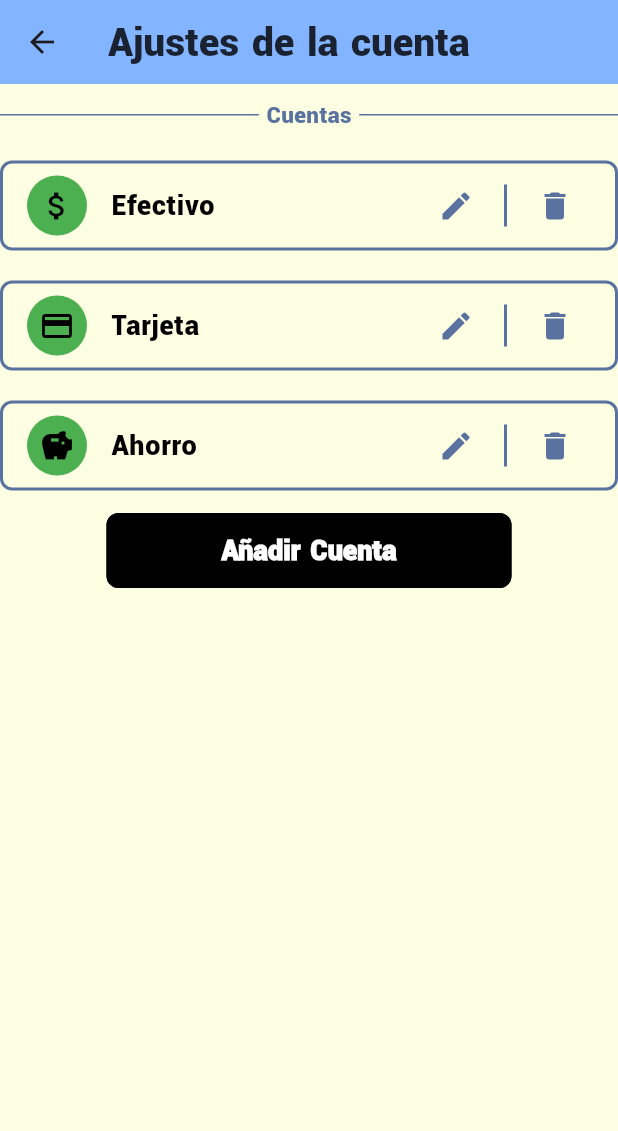
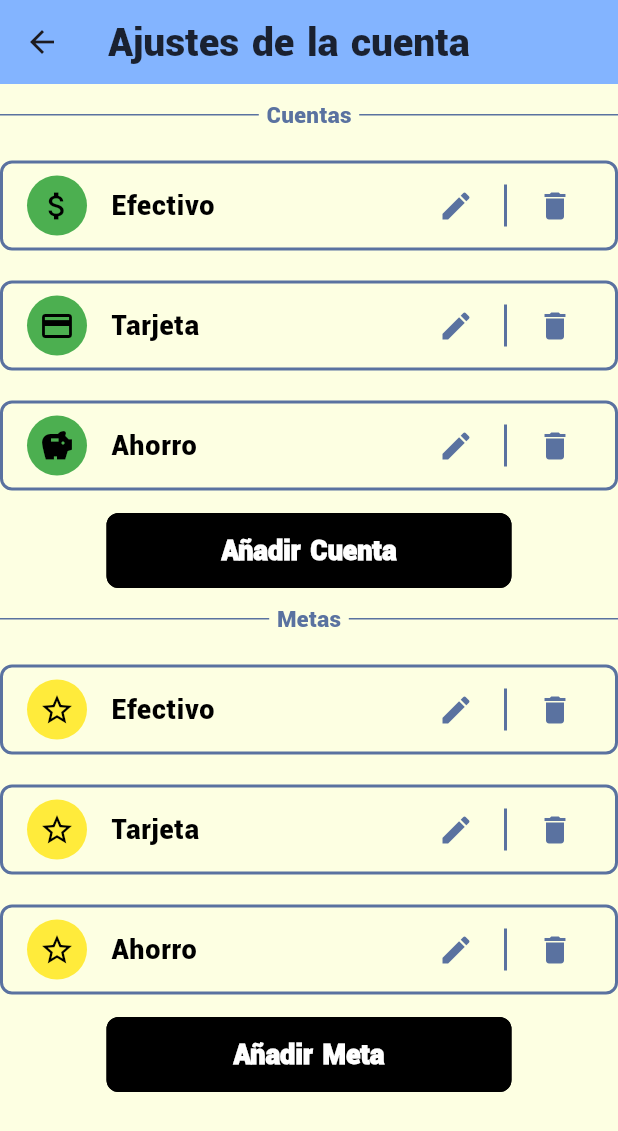
Before and after one commit to H4uSen/App-FINTES, a Flutter app: the GestionCuentas screen opened by its route, on a phone screen of 412 x 824 dp. Shown: the top 1131 px of the screen. Run offline on Flutter 3.47's test engine with Material 3 defaults, Android fonts, the phone set to English and light mode, and no system bars; Roboto replaces fonts that are missing (Roboto-Regular).

Commit message:
se agregó sección metas en la pagina de GestionCuentas

```diff
--- a/lib/pages/acctmanagement_page.dart
+++ b/lib/pages/acctmanagement_page.dart
@@ -72,6 +72,63 @@ class GestionCuentas extends StatelessWidget {
               },
             ),
 
+            const CustomDivider(
+              title: 'Metas',
+              showLines: true,
+            ),
+            const SizedBox(height: 15),
+
+            AcctListtile(
+              title: 'Efectivo',
+              leadingIcon: Icons.star_border,
+              editIcon: Icons.edit,
+              deleteIcon: Icons.delete,
+              leadingIconBackgroundColor: Colors.yellow,
+              leadingIconColor: Colors.black,
+              onEdit: () {
+                //
+              },
+              onDelete: () {
+                //
+              },
+            ),
+            const SizedBox(height: 10),
+            AcctListtile(
+              title: 'Tarjeta',
+              leadingIcon: Icons.star_border,
+              editIcon: Icons.edit,
+              deleteIcon: Icons.delete,
+              leadingIconBackgroundColor: Colors.yellow,
+              leadingIconColor: Colors.black,
+              onEdit: () {
+                //
+              },
+              onDelete: () {
+                //
+              },
+            ),
+            const SizedBox(height: 10),
+             AcctListtile(
+              title: 'Ahorro',
+              leadingIcon: Icons.star_border,
+              editIcon: Icons.edit,
+              deleteIcon: Icons.delete,
+              leadingIconBackgroundColor: Colors.yellow,
+              leadingIconColor: Colors.black,
+              onEdit: () {
+                //
+              },
+              onDelete: () {
+                //
+              },
+            ),
+            const SizedBox(height: 10),
+             CustomOutlinedButton(
+              label: 'Añadir Meta',
+              onPressed: () {
+                //
+              },
+            ),
        ],
         ),
       ),
```
